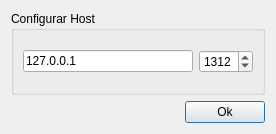
This is configuracoes.ui in OtavioPellicano/chat-cliente as Qt 5 draws it before an edit. The edited form follows.
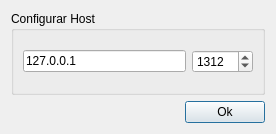
This is the edited form.

Commit message: aumentei o range das portas para: [0, 99999]

```diff
--- a/configuracoes.ui
+++ b/configuracoes.ui
@@ -32,7 +32,7 @@
         <item>
          <widget class="QSpinBox" name="spinBox">
           <property name="maximum">
-           <number>9999</number>
+           <number>99999</number>
           </property>
           <property name="value">
            <number>1312</number>
```
